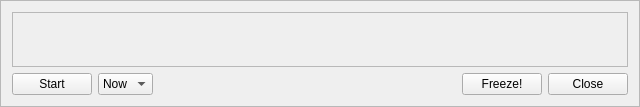
Old version of the form FlightController/MatrixMonitor.ui in the repository dmaone/CommonSense.
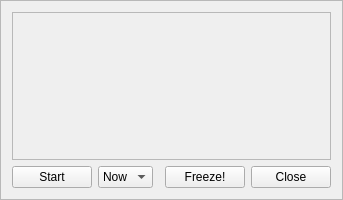
New version of the form.

Diff of the .ui file:
```diff
--- a/FlightController/MatrixMonitor.ui
+++ b/FlightController/MatrixMonitor.ui
@@ -6,10 +6,16 @@
    <rect>
     <x>0</x>
     <y>0</y>
-    <width>640</width>
-    <height>107</height>
+    <width>316</width>
+    <height>200</height>
    </rect>
   </property>
+  <property name="sizePolicy">
+   <sizepolicy hsizetype="Minimum" vsizetype="Minimum">
+    <horstretch>0</horstretch>
+    <verstretch>0</verstretch>
+   </sizepolicy>
+  </property>
   <property name="windowTitle">
    <string>Matrix monitor</string>
   </property>
@@ -90,6 +96,12 @@
    </item>
    <item row="0" column="1" colspan="5">
     <widget class="QFrame" name="Dashboard">
+     <property name="sizePolicy">
+      <sizepolicy hsizetype="Minimum" vsizetype="Minimum">
+       <horstretch>0</horstretch>
+       <verstretch>0</verstretch>
+      </sizepolicy>
+     </property>
      <property name="frameShape">
       <enum>QFrame::StyledPanel</enum>
      </property>
```
